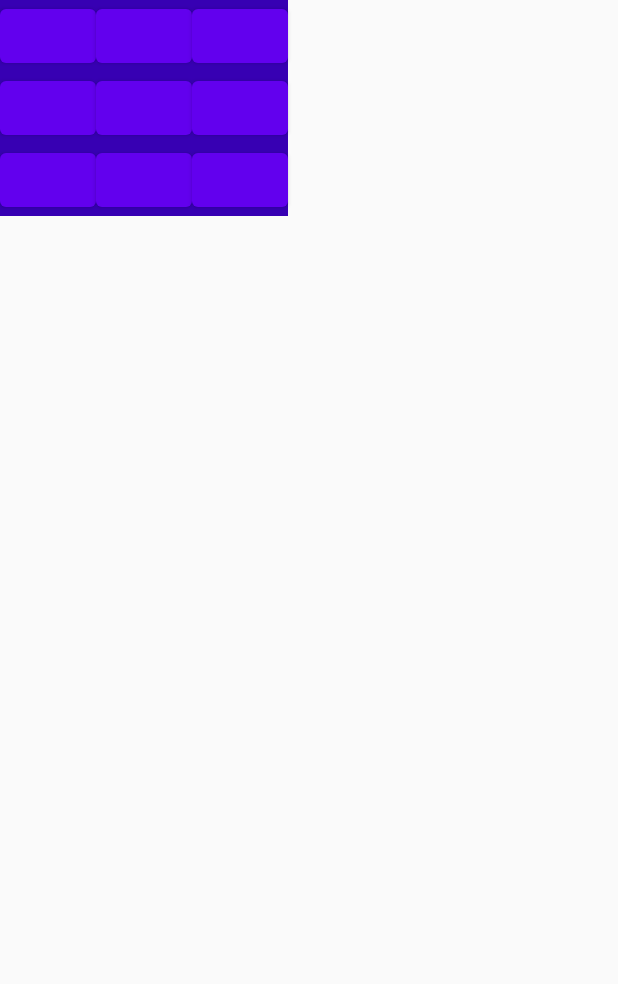
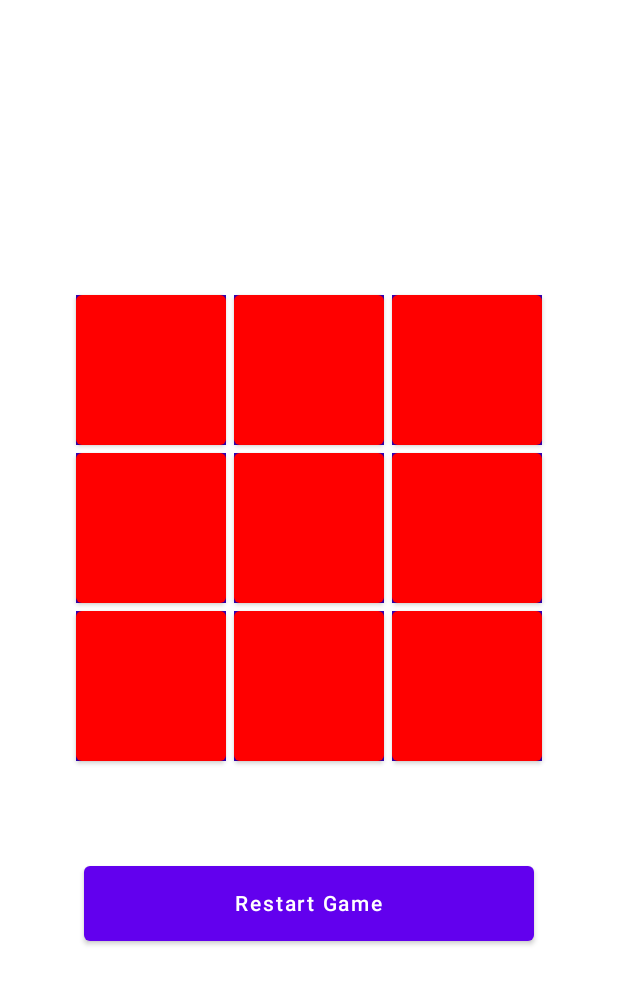
Before and after one commit to SharonWendoh/tik-tac-toe, an Android app built with Jetpack Compose: the screen it shows after launch (MainActivity), on a phone screen of 412 x 824 dp. Shown: the top 984 px of the screen. Run offline under Robolectric (Android 15) with nearby library versions, the phone set to English and light mode, and no system bars.

Commit message:
adds functionality to the app

```diff
--- a/app/src/main/java/com/example/tictacktoeapplication/Button.kt
+++ /dev/null
@@ -1,26 +0,0 @@
-package com.example.tictacktoeapplication
-
-import androidx.compose.foundation.background
-import androidx.compose.material.Button
-import androidx.compose.material.ButtonColors
-import androidx.compose.material.MaterialTheme
-import androidx.compose.runtime.Composable
-import androidx.compose.ui.Modifier
-import androidx.compose.ui.tooling.preview.Preview
-
-
-@Composable
-fun button(){
-    Button(onClick = {},
-        modifier = Modifier
-            .background(color = MaterialTheme.colors.primaryVariant)
-    ) {
-
-    }
-}
-
-@Preview
-@Composable
-fun previewButton(){
-    button()
-}
--- a/app/src/main/java/com/example/tictacktoeapplication/MainActivity.kt
+++ b/app/src/main/java/com/example/tictacktoeapplication/MainActivity.kt
@@ -3,43 +3,42 @@ package com.example.tictacktoeapplication
 import android.os.Bundle
 import androidx.activity.ComponentActivity
 import androidx.activity.compose.setContent
+import androidx.activity.viewModels
+import androidx.compose.foundation.background
 import androidx.compose.foundation.layout.*
-import androidx.compose.foundation.lazy.grid.GridCells
-import androidx.compose.foundation.lazy.grid.LazyVerticalGrid
-import androidx.compose.material.MaterialTheme
-import androidx.compose.material.Surface
 import androidx.compose.material.Text
-import androidx.compose.runtime.Composable
+import androidx.compose.ui.Alignment
 import androidx.compose.ui.Modifier
-import androidx.compose.ui.tooling.preview.Preview
+import androidx.compose.ui.graphics.Color
+import androidx.compose.ui.unit.dp
+import androidx.compose.ui.unit.sp
 import com.example.tictacktoeapplication.ui.theme.TicTackToeApplicationTheme
 
 class MainActivity : ComponentActivity() {
+    private val viewModel by viewModels<ViewModel>()
+
     override fun onCreate(savedInstanceState: Bundle?) {
         super.onCreate(savedInstanceState)
         setContent {
             TicTackToeApplicationTheme {
-                Box(modifier = Modifier
-                    .fillMaxSize()
-                    .fillMaxWidth()
-                    .fillMaxHeight()) {
-                    Column() {
-                        Row {
-                            button()
-                            button()
-                            button()
-                        }
-                        Row {
-                            button()
-                            button()
-                            button()
-                        }
-                        Row {
-                            button()
-                            button()
-                            button()
+                Column(
+                    modifier = Modifier
+                        .fillMaxSize()
+                        .background(color = Color.White),
+                    verticalArrangement = Arrangement.Center,
+                    horizontalAlignment = Alignment.CenterHorizontally
+                ) {
+                    Screen(board = viewModel.board,viewModel::game)
+                    Spacer(modifier = Modifier.size(30.dp))
+                    if (viewModel.isGameOver) {
+                        Box(contentAlignment = Alignment.TopCenter) {
+                            Text(
+                                text = "Game is Over: ${viewModel.winner}",
+                                fontSize = 20.sp
+                            )
                         }
                     }
+                    RestartButton(onclick = viewModel::restart)
                 }
             }
         }
--- /dev/null
+++ b/app/src/main/java/com/example/tictacktoeapplication/UIComponents.kt
@@ -0,0 +1,101 @@
+package com.example.tictacktoeapplication
+
+import androidx.compose.foundation.background
+import androidx.compose.foundation.layout.*
+import androidx.compose.material.*
+import androidx.compose.runtime.Composable
+import androidx.compose.ui.Alignment
+import androidx.compose.ui.Modifier
+import androidx.compose.ui.graphics.Color
+import androidx.compose.ui.text.TextStyle
+import androidx.compose.ui.text.style.TextAlign
+import androidx.compose.ui.tooling.preview.Preview
+import androidx.compose.ui.unit.dp
+import androidx.compose.ui.unit.sp
+
+
+@Composable
+fun button(text: String, onclick: () -> Unit){
+    Button(onClick = onclick,
+        modifier = Modifier
+            .background(color = MaterialTheme.colors.primaryVariant)
+            .size(100.dp, 100.dp),
+        colors = ButtonDefaults.buttonColors(
+            backgroundColor = Color.Red
+        )
+    ) {
+        Text(
+            text = text,
+            style = TextStyle(
+                textAlign = TextAlign.Center,
+                fontSize = 35.sp
+            ),
+
+        )
+    }
+}
+
+@Composable
+fun RestartButton(onclick: () -> Unit){
+    Button(
+        onClick = onclick,
+        modifier = Modifier
+            .size(300.dp,50.dp),
+
+    ) {
+        Text(text =  "Restart Game")
+    }
+}
+
+@Composable
+fun Screen(board: ArrayList<String>, onclick: (Int) -> Unit){
+    Box(
+        modifier = Modifier,
+        contentAlignment = Alignment.Center) {
+        Column(
+
+
+        ) {
+            Row(
+                modifier = Modifier
+            ) {
+                button(text = board[0]) { onclick(0) }
+                Spacer(modifier = Modifier.size(5.dp))
+                button(text = board[1]) { onclick(1) }
+                Spacer(modifier = Modifier.size(5.dp))
+                button(text = board[2]) { onclick(2) }
+            }
+            Spacer(modifier = Modifier.size(5.dp))
+            Row {
+                button(text = board[3]) { onclick(3) }
+                Spacer(modifier = Modifier.size(5.dp))
+                button(text = board[4]) { onclick(4) }
+                Spacer(modifier = Modifier.size(5.dp))
+                button(text = board[5]) { onclick(5) }
+            }
+            Spacer(modifier = Modifier.size(5.dp))
+            Row {
+                button(text = board[6]) { onclick(6) }
+                Spacer(modifier = Modifier.size(5.dp))
+                button(text = board[7]) { onclick(7) }
+                Spacer(modifier = Modifier.size(5.dp))
+                button(text = board[8]) { onclick(8) }
+            }
+            Spacer(modifier = Modifier.size(40.dp))
+
+        }
+    }
+}
+
+@Preview
+@Composable
+fun previewScreen(){
+    Screen(arrayListOf("", "", "", "", "", "", "", "", ""),onclick = {})
+}
+
+
+@Preview
+@Composable
+fun previewButton(){
+    button("X", onclick = {})
+}
```
Also changed, not shown: app/src/main/java/com/example/tictacktoeapplication/ViewModel.kt (added, +72 -0 lines).
